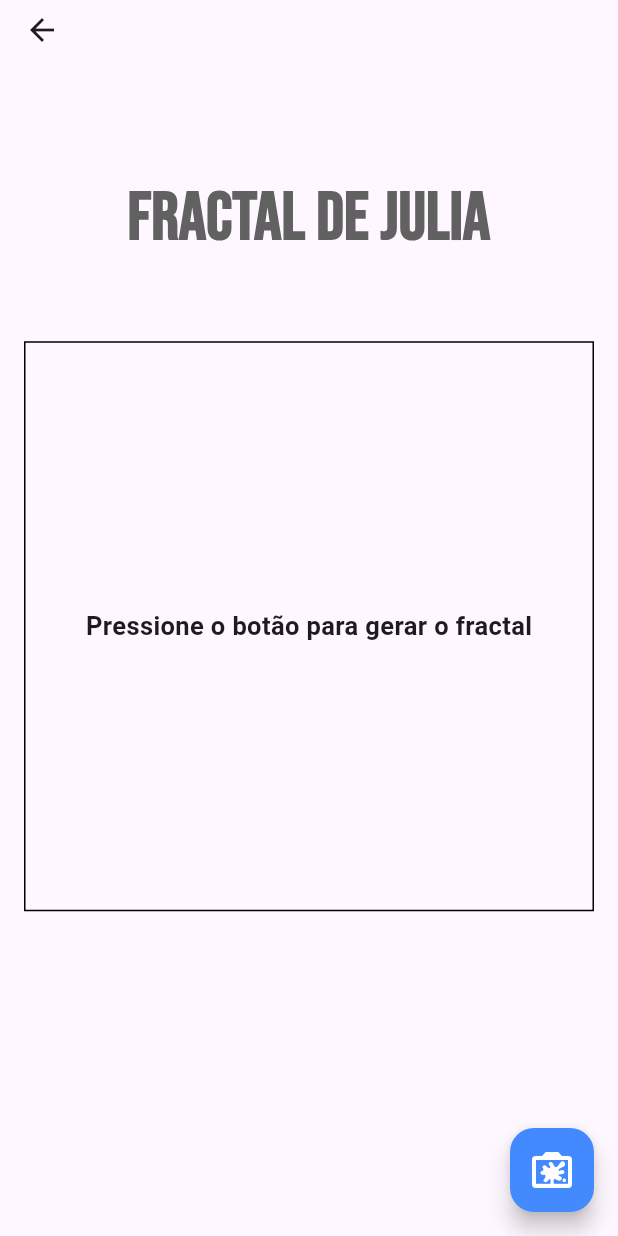
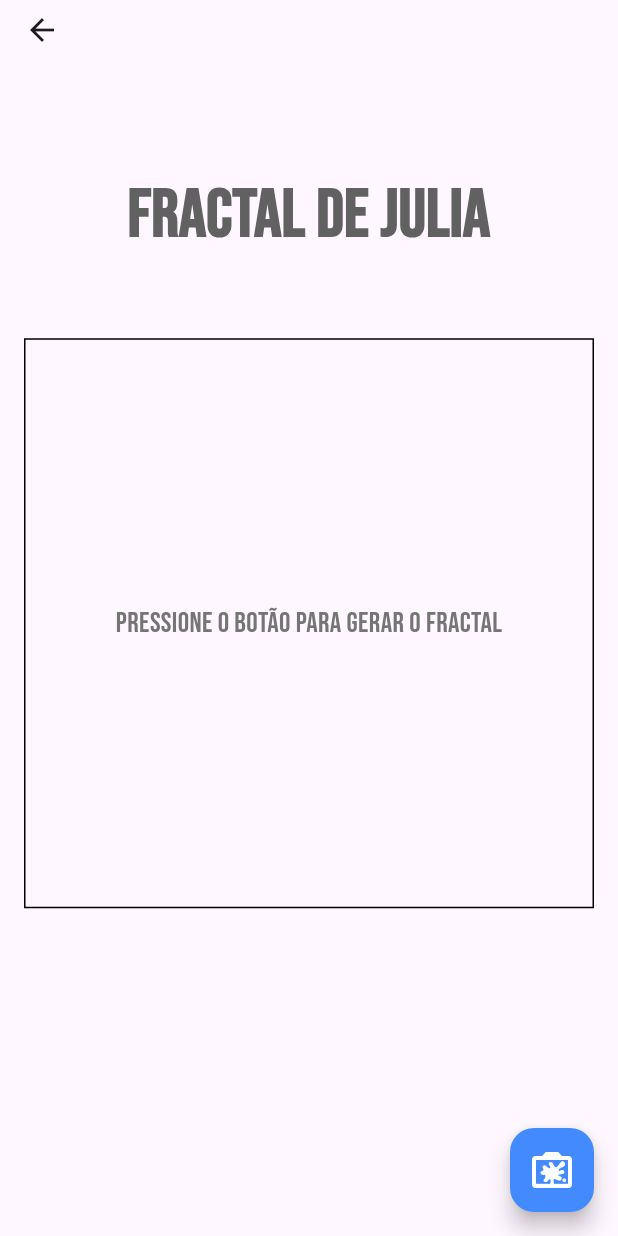
Before and after one commit to pbgollo/flutter-todo-app, a Flutter app: the FractalPage screen opened directly with empty values, on a phone screen of 412 x 824 dp. Run offline on Flutter 3.47's test engine with Material 3 defaults, Android fonts, the light colour scheme and no system bars; our stand-ins replace audioplayers, firebase_auth, firebase_core, geocoding, geolocator, google_fonts and 6 more; accounts and stored records are empty.

Commit message:
Ajuste na interface e adição de comentários

```diff
--- a/lib/view/fractal_gui.dart
+++ b/lib/view/fractal_gui.dart
@@ -89,10 +89,11 @@
               ),
               child: Center(
                 child: _imageBytes == null
-                    ? const Text('Pressione o botão para gerar o fractal',
-                        style: TextStyle(
-                        fontSize: 17.0,
-                        fontWeight: FontWeight.bold,
+                    ? Text('Pressione o botão para gerar o fractal',
+                      style: GoogleFonts.bebasNeue(
+                        fontSize: 19,
+                        fontWeight: FontWeight.w400,
+                        color: Colors.grey[600],
                       ),
                     )
                     : Image.memory(_imageBytes!),
@@ -101,9 +102,10 @@
             const SizedBox(height: 15),
             Text(
               _elapsedTimeText,
-              style: const TextStyle(
-                fontSize: 16.0,
-                fontWeight: FontWeight.bold,
+              style: GoogleFonts.bebasNeue(
+                fontSize: 19,
+                fontWeight: FontWeight.w400,
+                color: Colors.grey[600],
               ),
             ),
             const SizedBox(height: 95),
```
Also changed, not shown: lib/control/fractal_controller.dart (+10 -0 lines).
